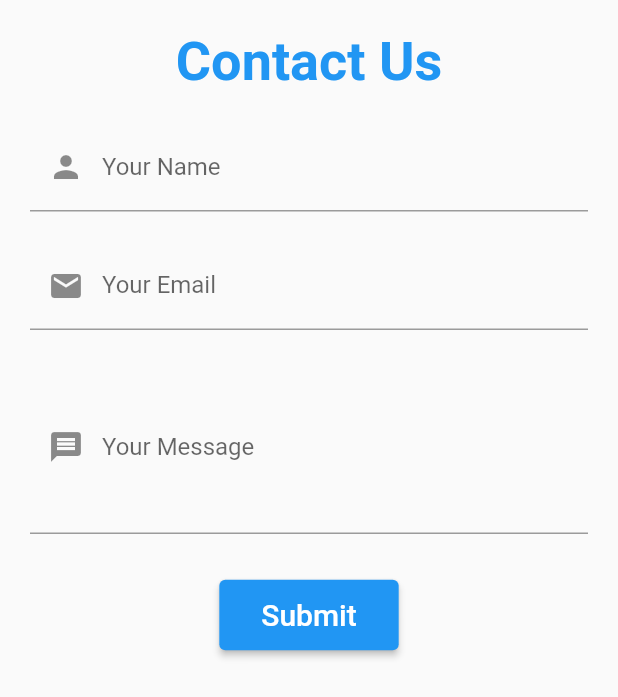
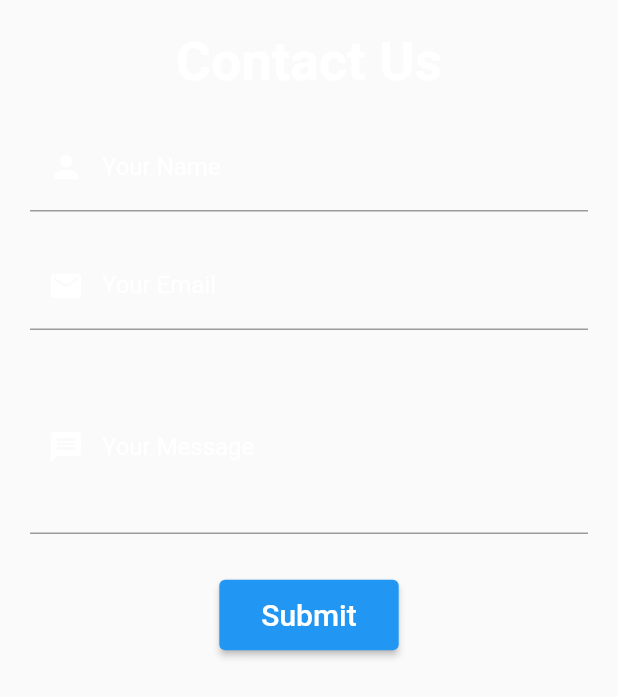
Before and after one commit to lansoyyy/communal, a Flutter app: the ContactUs widget shown alone on an empty page, opened directly, on a phone screen of 412 x 824 dp. Shown: the top 697 px of the screen. Run offline on Flutter 3.47's test engine with Material 2 defaults, Android fonts, the phone set to English and light mode, and no system bars; our stand-ins replace fluttertoast, google_maps_flutter.

Commit message:
added theme

```diff
--- a/lib/screens/tabs/contactus_tab.dart
+++ b/lib/screens/tabs/contactus_tab.dart
@@ -21,29 +21,50 @@ class ContactUs extends StatelessWidget {
               style: TextStyle(
                 fontSize: 36,
                 fontWeight: FontWeight.bold,
-                color: Colors.blue,
+                color: Colors.white,
               ),
             ),
             const SizedBox(height: 20),
             TextFormField(
+              style: const TextStyle(
+                color: Colors.white,
+              ),
               decoration: const InputDecoration(
+                labelStyle: TextStyle(color: Colors.white),
                 labelText: 'Your Name',
-                prefixIcon: Icon(Icons.person),
+                prefixIcon: Icon(
+                  Icons.person,
+                  color: Colors.white,
+                ),
               ),
             ),
             const SizedBox(height: 20),
             TextFormField(
+              style: const TextStyle(
+                color: Colors.white,
+              ),
               decoration: const InputDecoration(
+                labelStyle: TextStyle(color: Colors.white),
                 labelText: 'Your Email',
-                prefixIcon: Icon(Icons.email),
+                prefixIcon: Icon(
+                  Icons.email,
+                  color: Colors.white,
+                ),
               ),
             ),
             const SizedBox(height: 20),
             TextFormField(
               maxLines: 4,
+              style: const TextStyle(
+                color: Colors.white,
+              ),
               decoration: const InputDecoration(
+                labelStyle: TextStyle(color: Colors.white),
                 labelText: 'Your Message',
-                prefixIcon: Icon(Icons.message),
+                prefixIcon: Icon(
+                  Icons.message,
+                  color: Colors.white,
+                ),
               ),
             ),
             const SizedBox(height: 30),
```
Also changed, not shown: lib/screens/home_screen.dart (+13 -2 lines), lib/screens/tabs/aboutus_tab.dart (+15 -3 lines), lib/screens/tabs/home_tab.dart (+5 -5 lines).
